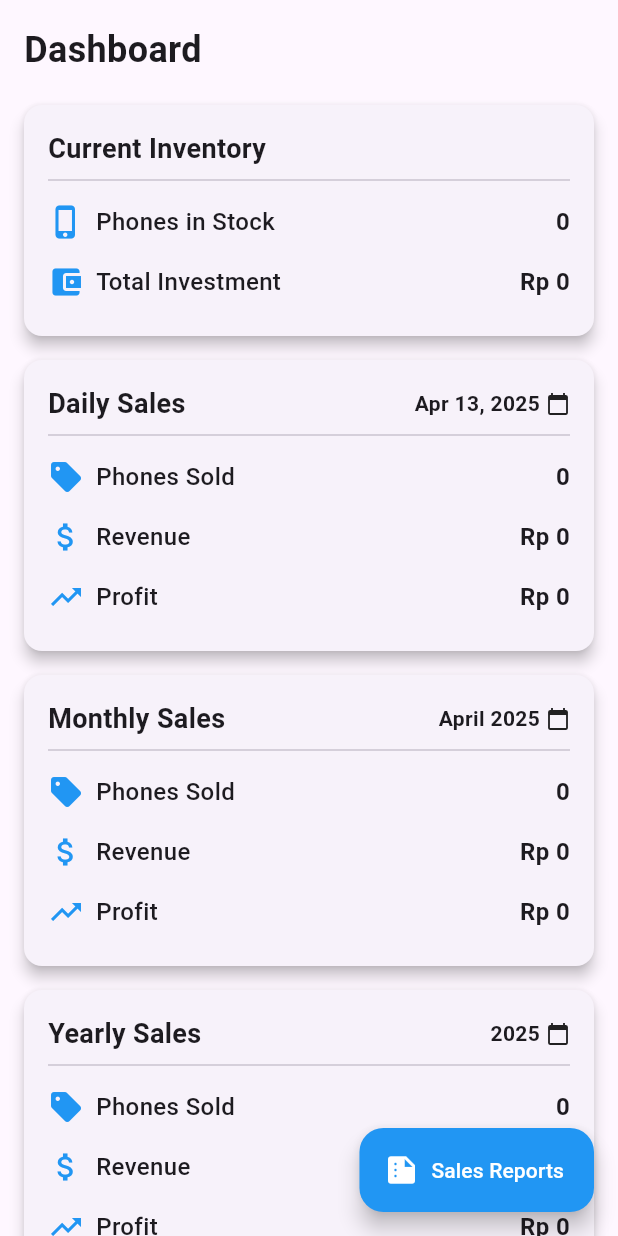
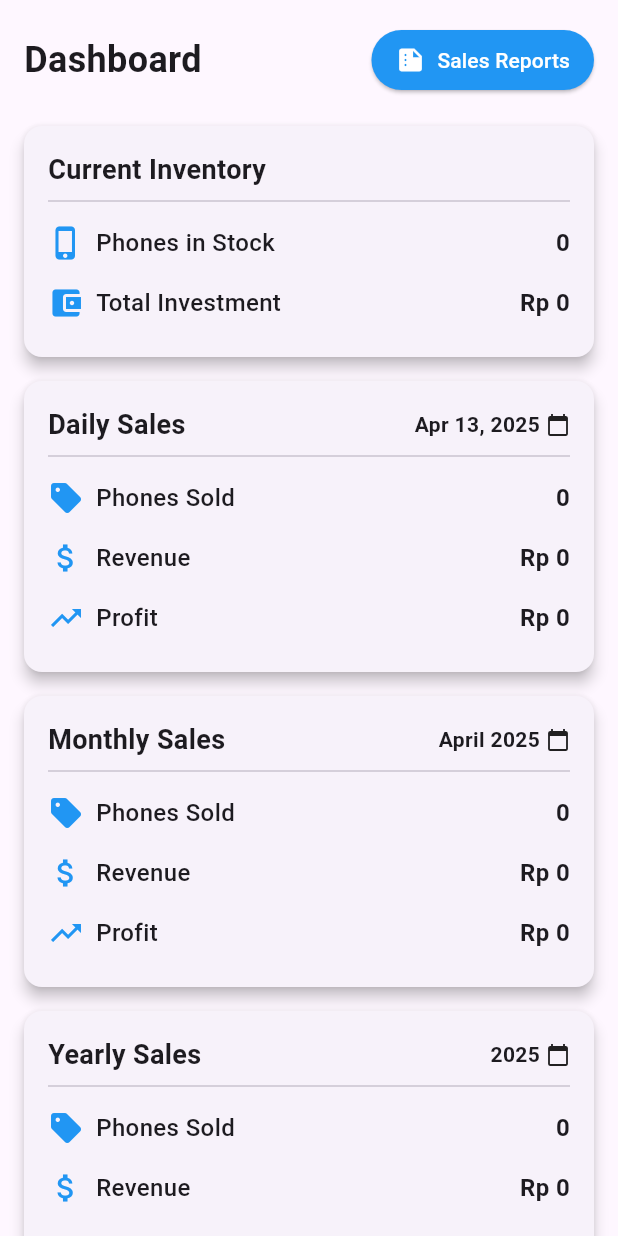
Before and after one commit to kurniawansivan/jbiphone-stock, a Flutter app: the DashboardScreen screen opened directly, on a phone screen of 412 x 824 dp. Run offline on Flutter 3.47's test engine with Material 2 defaults, Android fonts, the phone set to English and light mode, and no system bars; our stand-ins replace open_file, pdf, share_plus, sqflite; accounts and stored records are empty.

Commit message:
Feat: Fix: Sales Report Button to Top Right Corner

```diff
--- a/lib/screens/dashboard_screen.dart
+++ b/lib/screens/dashboard_screen.dart
@@ -32,12 +32,35 @@ class _DashboardScreenState extends State<DashboardScreen> {
           child: Column(
             crossAxisAlignment: CrossAxisAlignment.start,
             children: [
+              // Dashboard header with Sales Report button
+              Row(
+                mainAxisAlignment: MainAxisAlignment.spaceBetween,
+                children: [
                   const Text(
                     'Dashboard',
                     style: TextStyle(
                       fontSize: 24,
                       fontWeight: FontWeight.bold,
                     ),
+                  ),
+                  ElevatedButton.icon(
+                    onPressed: () {
+                      Navigator.push(
+                        context,
+                        MaterialPageRoute(
+                            builder: (context) => const SalesReportScreen()),
+                      );
+                    },
+                    icon: const Icon(Icons.summarize, size: 20),
+                    label: const Text('Sales Reports'),
+                    style: ElevatedButton.styleFrom(
+                      backgroundColor: Colors.blue,
+                      foregroundColor: Colors.white,
+                      padding: const EdgeInsets.symmetric(
+                          horizontal: 16, vertical: 8),
+                    ),
+                  ),
+                ],
               ),
               const SizedBox(height: 20),
 
@@ -266,18 +289,6 @@ class _DashboardScreenState extends State<DashboardScreen> {
           ),
         ),
       ),
-      floatingActionButton: FloatingActionButton.extended(
-        onPressed: () {
-          Navigator.push(
-            context,
-            MaterialPageRoute(builder: (context) => const SalesReportScreen()),
-          );
-        },
-        icon: const Icon(Icons.summarize),
-        label: const Text('Sales Reports'),
-        backgroundColor: Colors.blue,
-        foregroundColor: Colors.white,
-      ),
     );
   }
 
```
Lines whose indentation alone changed are shown as unchanged.
